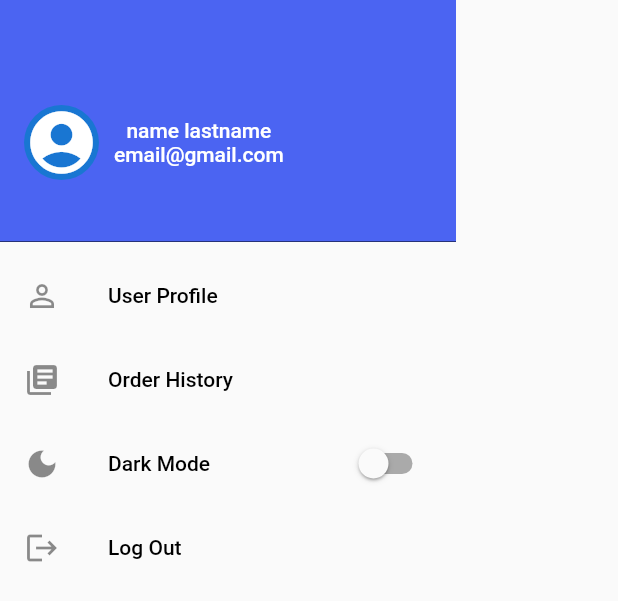
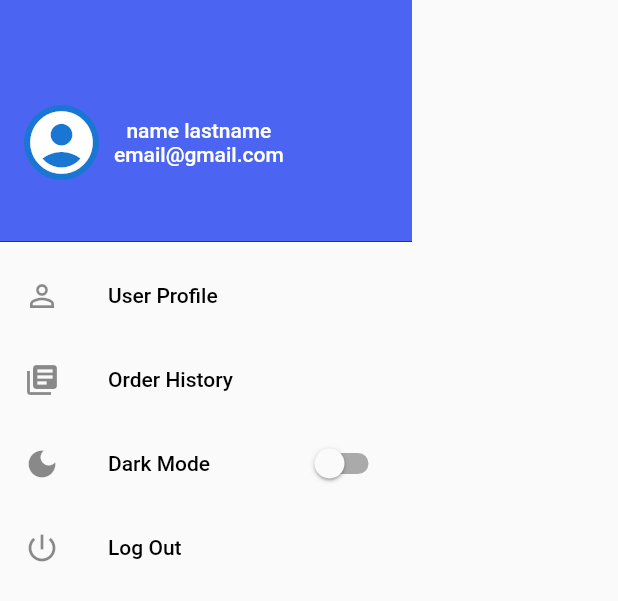
Before and after one commit to emertechupc/fitster_app, a Flutter app: the NavDrawer widget shown alone on an empty page, opened directly, on a phone screen of 412 x 824 dp. Shown: the top 601 px of the screen. Run offline on Flutter 3.47's test engine with Material 2 defaults, Android fonts, the phone set to English and light mode, and no system bars; our stand-ins replace animate_do, camera, card_swiper, flutter_rating_bar, flutter_svg; missing offline and left inert: google_mlkit_pose_detection; network calls fail.

Commit message:
refactor: resize width of drawer

```diff
--- a/lib/utils/end_drawer.dart
+++ b/lib/utils/end_drawer.dart
@@ -12,6 +12,7 @@ class NavDrawer extends StatelessWidget {
 
     return ClipRRect(
       child: Drawer(
+        width: MediaQuery.of(context).size.width / 1.5,
         child: ListView(
           padding: EdgeInsets.zero,
           children: [
@@ -54,7 +55,9 @@ class NavDrawer extends StatelessWidget {
                 'User Profile',
                 style: theme.textTheme.bodyMedium,
               ),
-              onTap: () {},
+              onTap: () {
+                Navigator.pushReplacementNamed(context, 'profile');
+              },
             ),
             ListTile(
               leading: Icon(Icons.library_books),
@@ -82,7 +85,7 @@ class NavDrawer extends StatelessWidget {
               ),
             ),
             ListTile(
-              leading: Icon(Icons.logout),
+              leading: Icon(Icons.power_settings_new),
               title: Text(
                 'Log Out',
                 style: theme.textTheme.bodyMedium,
```
